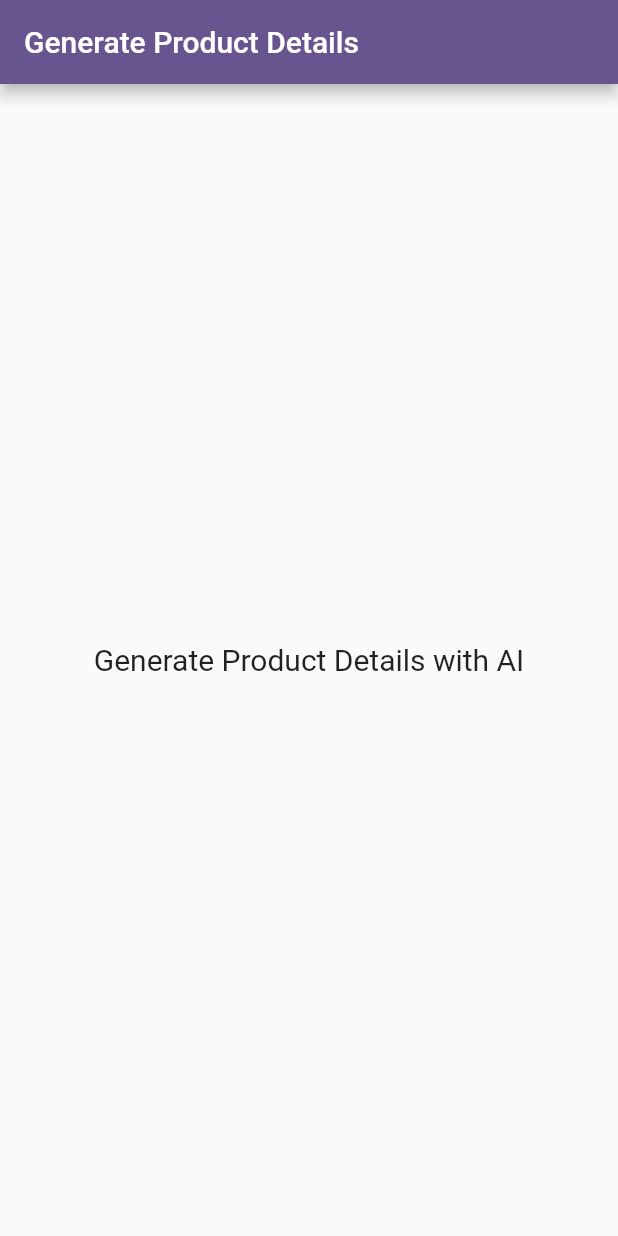
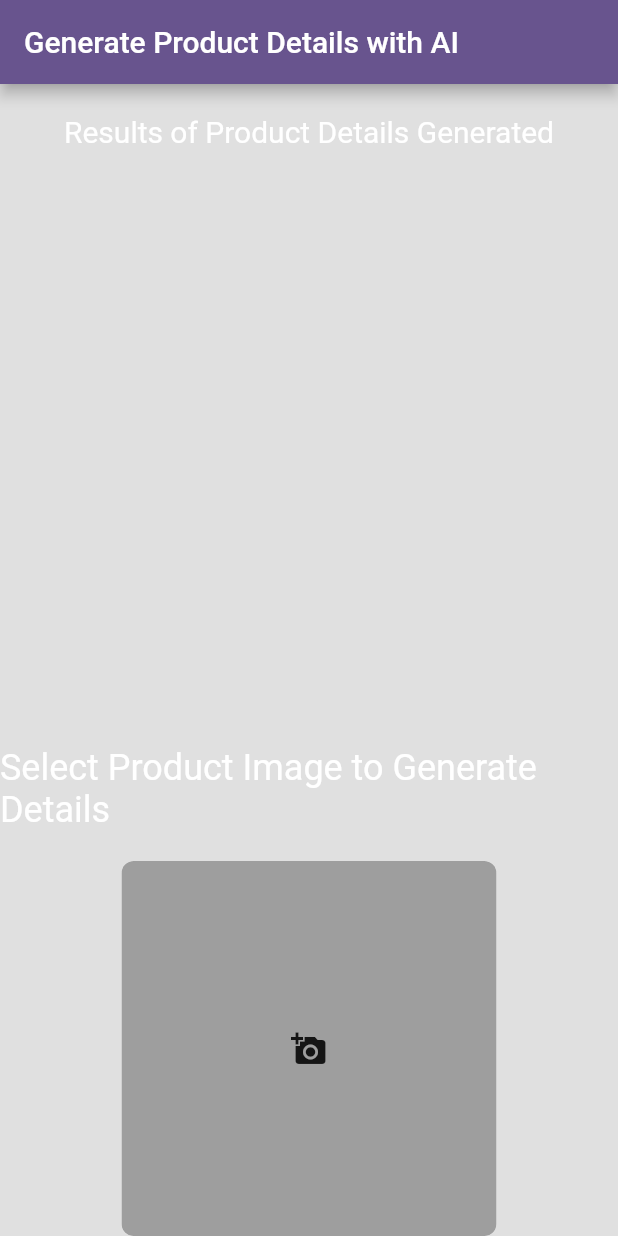
Before and after one commit to mahmoudalaa97/Build_with_AI_Apps, a Flutter app: the screen it shows after launch, on a phone screen of 412 x 824 dp. Run offline on Flutter 3.47's test engine with Material 3 defaults, Android fonts, the phone set to English and light mode, and no system bars; our stand-ins replace google_generative_ai, image_picker.

Commit message:
code for detect any image and generative the {  Product Name, Description, Price, Websites can but the item form it }

````diff
--- /dev/null
+++ b/lib/generate_product_details_page.dart
@@ -0,0 +1,208 @@
+import 'dart:convert';
+import 'dart:io';
+
+import 'package:build_with_ai_workshop/main.dart';
+import 'package:build_with_ai_workshop/product_model.dart';
+import 'package:flutter/material.dart';
+import 'package:google_generative_ai/google_generative_ai.dart';
+import 'package:image_picker/image_picker.dart';
+
+class GenerateImageDetails extends StatefulWidget {
+  const GenerateImageDetails({super.key});
+
+  @override
+  State<GenerateImageDetails> createState() => _GenerateImageDetailsState();
+}
+
+class _GenerateImageDetailsState extends State<GenerateImageDetails> {
+  XFile? _imageFile;
+  List<ProductModel> productGenerated = [];
+  ScrollController scrollController = ScrollController();
+
+  Future<void> getImageFromGallery() async {
+    final ImagePicker picker = ImagePicker();
+    _imageFile = await picker.pickImage(source: ImageSource.gallery);
+    if (_imageFile != null) {
+      setState(() {});
+      debugPrint(_imageFile?.path);
+      debugPrint(apiKey);
+      generateProductDetailsWithAI();
+    } else {
+      debugPrint('No image selected.');
+    }
+  }
+
+  Future<void> generateProductDetailsWithAI() async {
+    try {
+      final model = GenerativeModel(model: 'gemini-pro-vision', apiKey: apiKey);
+      final imageBytes = await _imageFile?.readAsBytes();
+      final prompt = TextPart(
+          '''response back with a direct json  representation of this product image, the json should have these properties schema: {product_name: string, description: string, price: String, websites:[String]} website for user can buy this product,price with currency best price in web, if they are available.''');
+      if (imageBytes == null) {
+        throw Exception('No image selected.');
+      }
+      final imageParts = DataPart('image/jpeg', imageBytes);
+      final response = await model.generateContent([
+        Content.multi([prompt, imageParts])
+      ]);
+      final String resultString =
+          response.text?.replaceAll('```json', '').replaceAll('```', '') ??
+              "{}";
+      debugPrint(resultString);
+      ProductModel product = ProductModel.fromJson(jsonDecode(resultString));
+      product.imageFile = _imageFile;
+      setValueGenerated(product);
+    } on Exception catch (e) {
+      debugPrint('Error: $e');
+    }
+  }
+
+  void setValueGenerated(ProductModel product) {
+    setState(() {
+      productGenerated.add(product);
+      _imageFile = null;
+      ScaffoldMessenger.of(context).showSnackBar(
+        const SnackBar(
+          content: Text('Product details generated successfully!'),
+          backgroundColor: Colors.green,
+        ),
+      );
+      if (productGenerated.length > 1) {
+        scrollController.animateTo(
+          scrollController.position.maxScrollExtent + 550,
+          duration: const Duration(milliseconds: 800),
+          curve: Curves.easeOut,
+        );
+      }
+    });
+  }
+
+  @override
+  Widget build(BuildContext context) {
+    return Scaffold(
+      appBar: AppBar(
+        title: const Text('Generate Product Details with AI'),
+      ),
+      backgroundColor: Colors.black12,
+      body: Column(
+        children: [
+          const SizedBox(height: 20),
+          const Text("Results of Product Details Generated",
+              style: TextStyle(fontSize: 20, color: Colors.white)),
+          const SizedBox(height: 20),
+          Expanded(
+              child: ListView.builder(
+            controller: scrollController,
+            padding: const EdgeInsets.all(10),
+            itemCount: productGenerated.length,
+            itemBuilder: (context, index) {
+              return Card(
+                  color: Colors.white,
+                  child: Column(
+                    crossAxisAlignment: CrossAxisAlignment.start,
+                    children: [
+                      SizedBox(
+                        height: 300,
+                        width: double.infinity,
+                        child: Image.file(
+                            File(productGenerated[index].imageFile?.path ?? ""),
+                            fit: BoxFit.cover),
+                      ),
+                      const SizedBox(
+                        height: 10,
+                      ),
+                      Padding(
+                        padding: const EdgeInsets.all(10.0),
+                        child: Column(
+                          crossAxisAlignment: CrossAxisAlignment.start,
+                          children: [
+                            TitleWithValueWidget(
+                                title: "Name:",
+                                value: productGenerated[index].name ?? ""),
+                            const SizedBox(
+                              height: 10,
+                            ),
+                            TitleWithValueWidget(
+                                title: "Description:",
+                                value:
+                                    productGenerated[index].description ?? ""),
+                            const SizedBox(
+                              height: 10,
+                            ),
+                            TitleWithValueWidget(
+                                title: "Price:",
+                                value:
+                                    productGenerated[index].price.toString()),
+                            const SizedBox(
+                              height: 10,
+                            ),
+                            TitleWithValueWidget(
+                                title: "Websites to buy:",
+                                value: productGenerated[index]
+                                        .website
+                                        ?.join(", ") ??
+                                    ""),
+                          ],
+                        ),
+                      ),
+                    ],
+                  ));
+            },
+          )),
+          const SizedBox(height: 30),
+          const Text("Select Product Image to Generate Details",
+              style: TextStyle(fontSize: 24, color: Colors.white)),
+          const SizedBox(height: 20),
+          GestureDetector(
+            onTap: getImageFromGallery,
+            child: ClipRRect(
+              borderRadius: BorderRadius.circular(8),
+              child: SizedBox(
+                width: 250,
+                height: 250,
+                child: _imageFile == null
+                    ? Container(
+                        decoration: BoxDecoration(
+                          color: Colors.grey,
+                          borderRadius: BorderRadius.circular(8),
+                        ),
+                        child: const Icon(Icons.add_a_photo),
+                      )
+                    : Image.file(File(_imageFile?.path ?? ""),
+                        fit: BoxFit.cover),
+              ),
+            ),
+          ),
+        ],
+      ),
+    );
+  }
+}
+
+class TitleWithValueWidget extends StatelessWidget {
+  const TitleWithValueWidget({
+    super.key,
+    required this.title,
+    required this.value,
+  });
+  final String title;
+  final String value;
+
+  @override
+  Widget build(BuildContext context) {
+    return Column(
+      crossAxisAlignment: CrossAxisAlignment.start,
+      children: [
+        Text(title,
+            style: const TextStyle(fontSize: 16, fontWeight: FontWeight.bold)),
+        const SizedBox(
+          height: 5,
+        ),
+        Text(value,
+            style: const TextStyle(
+              fontSize: 16,
+            )),
+      ],
+    );
+  }
+}
--- a/lib/main.dart
+++ b/lib/main.dart
@@ -1,3 +1,4 @@
+import 'package:build_with_ai_workshop/generate_product_details_page.dart';
 import 'package:flutter/material.dart';
 
 /// Get the API key from the environment.
@@ -22,21 +23,3 @@ class MyApp extends StatelessWidget {
     );
   }
 }
-
-class GenerateImageDetails extends StatelessWidget {
-  const GenerateImageDetails({super.key});
-
-  @override
-  Widget build(BuildContext context) {
-    return Scaffold(
-      appBar: AppBar(
-        title: const Text("Generate Product Details"),
-      ),
-      body: const Center(
-          child: Text(
-        'Generate Product Details with AI',
-        style: TextStyle(fontSize: 20),
-      )),
-    );
-  }
-}
--- /dev/null
+++ b/lib/product_model.dart
@@ -0,0 +1,21 @@
+import 'package:image_picker/image_picker.dart';
+
+class ProductModel {
+  String? name;
+  String? description;
+  String? price;
+  List<String>? website;
+  XFile? imageFile;
+
+  ProductModel(
+      {this.name, this.description, this.price, this.imageFile, this.website});
+
+  factory ProductModel.fromJson(Map<String, dynamic> json) {
+    return ProductModel(
+      name: json['product_name'],
+      description: json['description'],
+      price: json['price'],
+      website: List<String>.from(json['websites']),
+    );
+  }
+}
````
Also changed, not shown: pubspec.lock (added), 3 other files.
